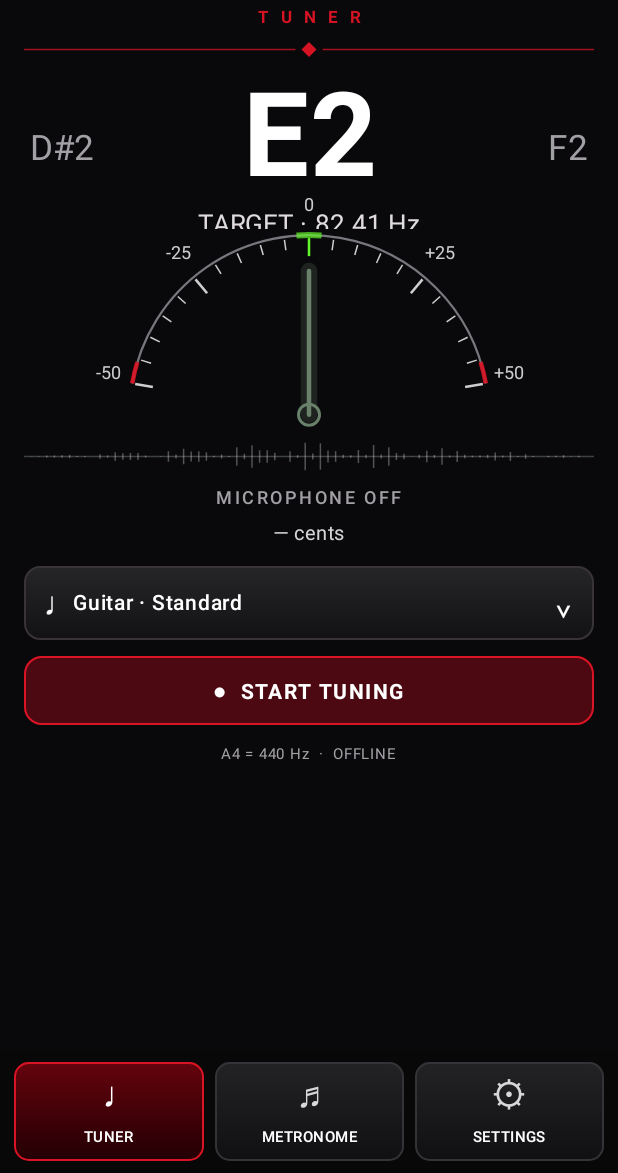
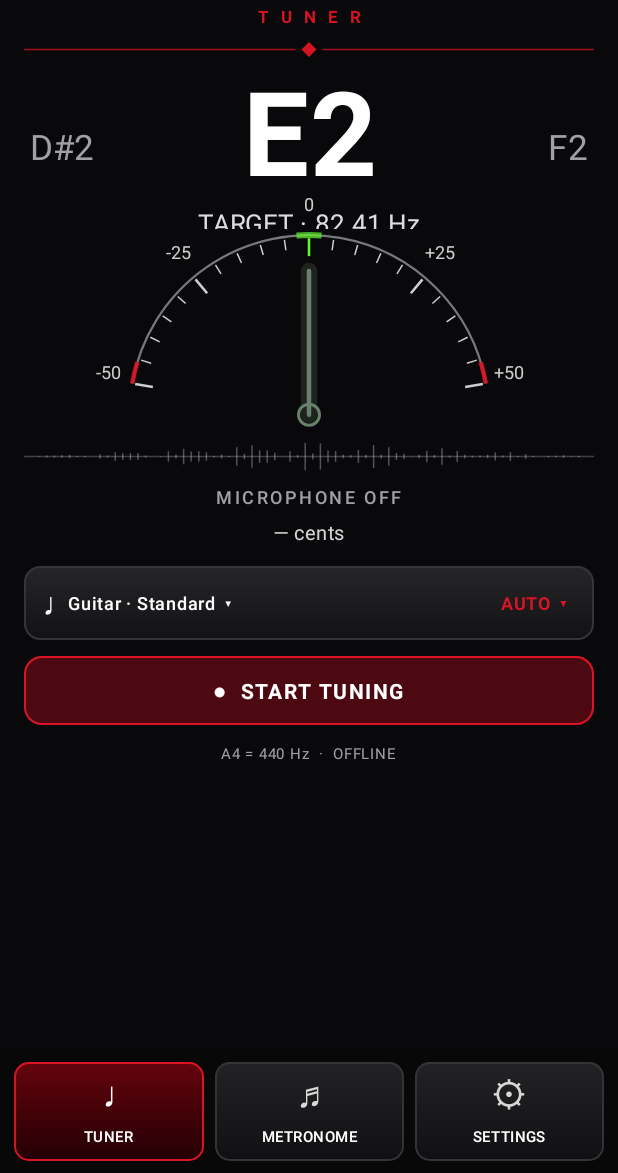
Before and after one commit to lazosorestis-wq/Fishbone-Tuner-v0.1, an Android app built with Jetpack Compose: the screen it shows after launch (MainActivity), on a phone screen of 412 x 824 dp, the part 63-1236 px from its top. Run offline under Robolectric (Android 15) with nearby library versions, the phone set to English and light mode, and no system bars.

Commit message:
Give preset and manual string selectors independent, compact accessible controls

```diff
--- a/app/src/main/java/com/fishbone/tuner/MainActivity.kt
+++ b/app/src/main/java/com/fishbone/tuner/MainActivity.kt
@@ -226,14 +226,19 @@ private fun TunerScreen(preset: Tuning, onTuningChange: (Tuning) -> Unit) {
             Modifier.fillMaxWidth().height(49.dp)
                 .background(Brush.verticalGradient(listOf(Color(0xFF262528),Color(0xFF121113))),tileShape)
                 .border(1.dp, Color(0xFF383338),tileShape)
-                .clickable { showPresets = true }.padding(horizontal=14.dp),
+                .padding(horizontal=13.dp),
             verticalAlignment = Alignment.CenterVertically
         ) {
-            Text("♩", color = Color.White, fontSize=22.sp)
-            Spacer(Modifier.width(12.dp))
-            Text(preset.title, color=Color.White, fontSize=14.sp, fontWeight=FontWeight.Medium)
-            Spacer(Modifier.weight(1f))
-            Text("⌄",color=Color.White,fontSize=22.sp)
+            Text("♩", color=Color.White,fontSize=21.sp)
+            Spacer(Modifier.width(9.dp))
+            Text(preset.title + "  ▾",
+                modifier=Modifier.weight(1f).fillMaxHeight().clickable {showPresets=true}
+                    .wrapContentHeight(Alignment.CenterVertically),
+                color=Color.White,fontSize=12.sp,fontWeight=FontWeight.Medium,maxLines=1)
+            Text((preset.strings.getOrNull(selectedString)?.label ?: "AUTO") + "  ▾",
+                modifier=Modifier.clickable {showStrings=!showStrings}
+                    .padding(horizontal=4.dp,vertical=8.dp),
+                color=Red,fontSize=12.sp,fontWeight=FontWeight.Bold,maxLines=1)
         }
 
         if (showStrings) {
```
